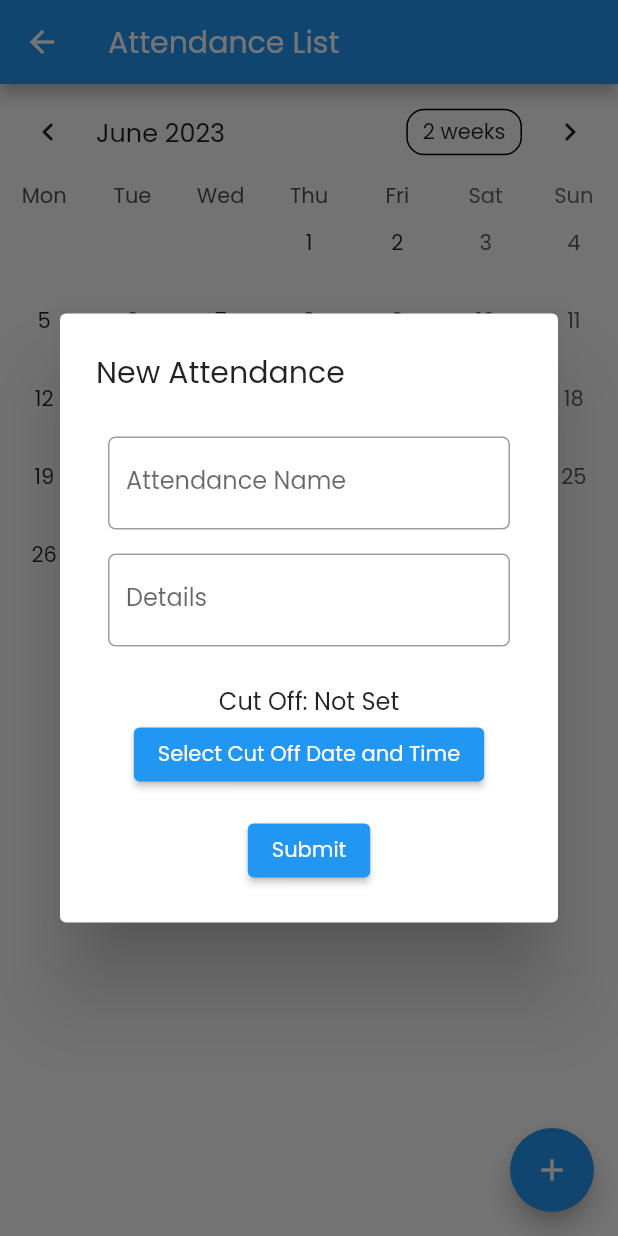
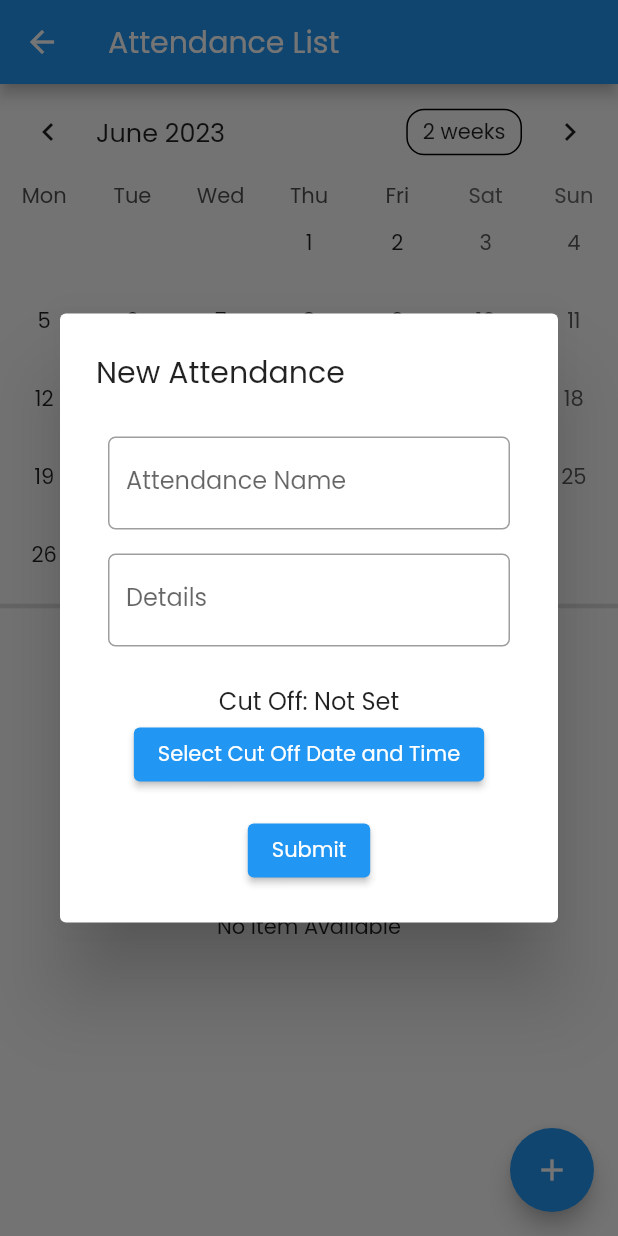
Before and after one commit to nicoitorma/qr_attendance_flut, a Flutter app: the AttendanceList screen opened directly, after a tap on the "add" icon, on a phone screen of 412 x 824 dp. Run offline on Flutter 3.47's test engine with Material 2 defaults, Android fonts, the phone set to English and light mode, and no system bars; drawn by our look-alikes of table_calendar; our stand-ins replace firebase_core, page_transition, qr_flutter, sqflite; missing offline and left inert: firebase_ui_auth, qr_code_scanner; accounts and stored records are empty.

Commit message:
v1.0.0+7

```diff
--- a/lib/Controller/atdnc_list_provider.dart
+++ b/lib/Controller/atdnc_list_provider.dart
@@ -1,23 +1,24 @@
 import 'package:flutter/material.dart';
+import 'package:qr_attendance_flut/Repository/attendance_content_repo.dart';
 import 'package:qr_attendance_flut/Repository/attendance_list_repo.dart';
 
 import '../Models/attendance.dart';
 
 class AttendanceListProvider extends ChangeNotifier {
   List attendanceList = [];
+  Future<int>? count;
   List<AttendanceModel> clickedAttendance = [];
   DateTime? _day;
 
-  getAttendanceOnSelectedDate(day) {
-    print('EVENTLOAD: ${attendanceList.length}');
-    return attendanceList;
+  getAttendanceLength(int attendanceId) async {
+    count = await getAllAttendanceContent(attendanceId);
+    notifyListeners();
   }
 
   getAttendanceListForDay(DateTime day) async {
     _day = day;
     attendanceList = await getAllAttendance(day);
     notifyListeners();
-    print('GET ATTLIST: ${attendanceList.length}');
   }
 
   insertNewAttendance(AttendanceModel attendanceModel) async {
@@ -45,7 +46,7 @@ class AttendanceListProvider extends ChangeNotifier {
       await deleteAttendance(item.id!);
     }
     clickedAttendance.clear();
-    // await getAttendanceListForDay();
+    await getAttendanceListForDay(_day!);
     notifyListeners();
   }
 
--- a/lib/Models/attendance.dart
+++ b/lib/Models/attendance.dart
@@ -7,15 +7,16 @@ class AttendanceModel {
   String? details;
   DateTime? date;
   DateTime? time;
-  String? cutoff;
+  String? cutoffTimeAndDate;
 
-  AttendanceModel(
-      {this.id,
-      this.attendanceName,
-      this.details,
-      this.date,
-      this.time,
-      this.cutoff});
+  AttendanceModel({
+    this.id,
+    this.attendanceName,
+    this.details,
+    this.date,
+    this.time,
+    this.cutoffTimeAndDate,
+  });
 
   AttendanceModel.fromJson(Map<String, dynamic> item)
       : id = item['id'],
@@ -23,7 +24,7 @@ class AttendanceModel {
         details = item['details'] ?? '',
         date = DateFormat(labelDateFormat).parse(item['date']),
         time = DateFormat(labelTimeFormat).parse(item['time']),
-        cutoff = item['cutoff'];
+        cutoffTimeAndDate = item['cutoffTimeAndDate'] ?? '';
 
   Map<String, Object> toMap() {
     return {
@@ -31,7 +32,7 @@ class AttendanceModel {
       'details': details ?? '',
       'date': DateFormat(labelDateFormat).format(DateTime.now()),
       'time': DateFormat(labelTimeFormat).format(DateTime.now()),
-      'cutoff': cutoff ?? ''
+      'cutoffTimeAndDate': cutoffTimeAndDate ?? '',
     };
   }
 }
--- a/lib/Models/student_in_attendance.dart
+++ b/lib/Models/student_in_attendance.dart
@@ -3,7 +3,7 @@ class StudentInAttendance {
   String? idNum;
   String? fullname;
   String? dept;
-  int? parentId;
+  int? attendanceId;
   String? timeAndDate;
   String? isLate;
 
@@ -11,7 +11,7 @@ class StudentInAttendance {
       {this.idNum,
       this.fullname,
       this.dept,
-      this.parentId,
+      this.attendanceId,
       this.timeAndDate,
       this.isLate});
 
@@ -20,7 +20,7 @@ class StudentInAttendance {
         idNum = item['idNum'] ?? '',
         fullname = item['fullname'] ?? '',
         dept = item['dept'] ?? '',
-        parentId = item['parentId'] ?? '',
+        attendanceId = item['attendanceId'] ?? '',
         timeAndDate = item['timeAndDate'] ?? '',
         isLate = item['isLate'];
 
@@ -29,7 +29,7 @@ class StudentInAttendance {
       'idNum': idNum ?? '',
       'fullname': fullname ?? '',
       'dept': dept ?? '',
-      'parentId': parentId ?? '',
+      'attendanceId': attendanceId ?? '',
       'timeAndDate': timeAndDate ?? '',
       'isLate': isLate!
     };
--- a/lib/Repository/attendance_list_repo.dart
+++ b/lib/Repository/attendance_list_repo.dart
@@ -9,7 +9,6 @@ getAllAttendance(DateTime day) async {
   // final List<Map<String, Object?>> queryResult =
   //     await db.query('attendance_table', orderBy: 'timeAndDate ASC');
   final formattedDate = DateFormat(labelDateFormat).format(day);
-  print('DB DATE: $formattedDate');
   final List<Map<String, dynamic>> queryResult = await db.rawQuery(
     'SELECT * FROM attendance_table WHERE date = ?',
     [formattedDate],
--- a/lib/Views/attendance_list.dart
+++ b/lib/Views/attendance_list/attendance_list.dart
@@ -1,16 +1,15 @@
 import 'package:flutter/material.dart';
-import 'package:intl/intl.dart';
 import 'package:page_transition/page_transition.dart';
 import 'package:provider/provider.dart';
 import 'package:qr_attendance_flut/Controller/atdnc_content_provider.dart';
 import 'package:qr_attendance_flut/Controller/atdnc_list_provider.dart';
+import 'package:qr_attendance_flut/Views/attendance_list/widgets.dart';
 import 'package:qr_attendance_flut/values/const.dart';
 import 'package:qr_attendance_flut/values/strings.dart';
 import 'package:table_calendar/table_calendar.dart';
 
-import '../Models/attendance.dart';
-import 'attendance_contents.dart';
-import 'instantiable_widget.dart';
+import '../attendance_contents.dart';
+import '../instantiable_widget.dart';
 
 class AttendanceList extends StatefulWidget {
   const AttendanceList({super.key});
@@ -26,7 +25,7 @@ class _AttendanceListState extends State<AttendanceList> {
   DateTime? selectedCutoffDateTime;
   bool isLongPress = false;
 
-  final CalendarFormat _calendarFormat = CalendarFormat.month;
+  CalendarFormat _calendarFormat = CalendarFormat.month;
   DateTime _focusedDay = DateTime.now();
   DateTime? _selectedDay;
 
@@ -119,9 +118,6 @@ class _AttendanceListState extends State<AttendanceList> {
                   selectedDayPredicate: (day) => isSameDay(_selectedDay, day),
                   calendarFormat: _calendarFormat,
                   startingDayOfWeek: StartingDayOfWeek.monday,
-                  eventLoader: (day) {
-                    return attendanceProv.getAttendanceOnSelectedDate(day);
-                  },
                   calendarStyle: const CalendarStyle(
                     outsideDaysVisible: false,
                   ),
@@ -130,6 +126,14 @@ class _AttendanceListState extends State<AttendanceList> {
                       setState(() {
                         _selectedDay = selectedDay;
                         _focusedDay = focusedDay;
+                        attendanceProv.getAttendanceListForDay(selectedDay);
+                      });
+                    }
+                  },
+                  onFormatChanged: (format) {
+                    if (_calendarFormat != format) {
+                      setState(() {
+                        _calendarFormat = format;
                       });
                     }
                   },
@@ -137,8 +141,13 @@ class _AttendanceListState extends State<AttendanceList> {
                     _focusedDay = focusedDay;
                   },
                 ),
+                const Divider(thickness: 3),
                 Expanded(
-                  child: ListView.builder(
+                  child: (attendanceProv.attendanceList.isEmpty)
+                      ? Center(
+                          child: Text(labelNoItem),
+                        )
+                      : ListView.builder(
                           itemCount: attendanceProv.attendanceList.length,
                           itemBuilder: ((context, index) {
                             List clickedAttendance =
@@ -151,7 +160,6 @@ class _AttendanceListState extends State<AttendanceList> {
                                     ? Colors.red
                                     : Colors.transparent,
                                 data: attendanceProv.attendanceList[index],
-                            count: contentProv.content.length,
                                 onTap: () {
                                   if (isLongPress) {
                                     if (clickedAttendance.contains(
@@ -168,10 +176,11 @@ class _AttendanceListState extends State<AttendanceList> {
                                     return;
                                   }
                                   Navigator.of(context).push(PageTransition(
-                                  type: PageTransitionType.rightToLeftJoined,
+                                      type:
+                                          PageTransitionType.rightToLeftJoined,
                                       child: AttendanceContents(
-                                      data:
-                                          attendanceProv.attendanceList[index]),
+                                          data: attendanceProv
+                                              .attendanceList[index]),
                                       duration: transitionDuration,
                                       reverseDuration: transitionDuration,
                                       childCurrent: widget));
@@ -189,28 +198,6 @@ class _AttendanceListState extends State<AttendanceList> {
             ));
   }
 
-  void _submitForm(var provider) {
-    if (formKey.currentState!.validate()) {
-      // Form is valid, process the data
-      String name = nameController.text;
-      String? details = detailsController.text;
-
-      // Perform actions with the form data
-      provider.insertNewAttendance(AttendanceModel(
-          attendanceName: name,
-          details: details,
-          cutoff: selectedCutoffDateTime.toString()));
-
-      // Clear the form fields
-      nameController.clear();
-      detailsController.clear();
-      setState(() {
-        selectedCutoffDateTime = null;
-      });
-      Navigator.of(context).pop();
-    }
-  }
-
   showPopup(var provider) {
     return showDialog(
         context: context,
@@ -219,70 +206,7 @@ class _AttendanceListState extends State<AttendanceList> {
             title: Text(labelNewAttendance),
             content: SizedBox(
                 width: double.maxFinite,
-              child: SingleChildScrollView(
-                child: Form(
-                  key: formKey,
-                  child: Column(
-                    children: [
-                      inputField(
-                          controller: nameController,
-                          label: labelAttendanceName,
-                          validator: (value) {
-                            if (value!.isEmpty) {
-                              return labelAttendanceName + labelEmptyFieldError;
-                            }
-                            return null;
-                          }),
-                      inputField(
-                          controller: detailsController, label: labelDetails),
-                      const SizedBox(height: 16.0),
-                      Text(
-                        labelCutoffDT +
-                            (selectedCutoffDateTime == null
-                                ? labelNotSet
-                                : DateFormat(labelDateFormat)
-                                    .format(selectedCutoffDateTime!)),
-                      ),
-                      ElevatedButton(
-                        onPressed: () {
-                          showDatePicker(
-                            context: context,
-                            initialDate: DateTime.now(),
-                            firstDate: DateTime.now(),
-                            lastDate: DateTime(2100),
-                          ).then((selectedDate) {
-                            if (selectedDate != null) {
-                              showTimePicker(
-                                context: context,
-                                initialTime: TimeOfDay.now(),
-                              ).then((selectedTime) {
-                                if (selectedTime != null) {
-                                  setState(() {
-                                    selectedCutoffDateTime = DateTime(
-                                      selectedDate.year,
-                                      selectedDate.month,
-                                      selectedDate.day,
-                                      selectedTime.hour,
-                                      selectedTime.minute,
-                                    );
-                                  });
-                                }
-                              });
-                            }
-                          });
-                        },
-                        child: const Text('Select Cut Off Date and Time'),
-                      ),
-                      const SizedBox(height: 16.0),
-                      ElevatedButton(
-                        onPressed: () => _submitForm(provider),
-                        child: const Text('Submit'),
-                      ),
-                    ],
-                  ),
-                ),
-              ),
-            ),
+                child: AttendancePopup(provider: provider)),
           );
         });
   }
--- /dev/null
+++ b/lib/Views/attendance_list/widgets.dart
@@ -0,0 +1,118 @@
+import 'package:flutter/material.dart';
+import 'package:intl/intl.dart';
+import 'package:qr_attendance_flut/Controller/atdnc_list_provider.dart';
+
+import '../../Models/attendance.dart';
+import '../../values/const.dart';
+import '../../values/strings.dart';
+
+class AttendancePopup extends StatefulWidget {
+  final AttendanceListProvider provider;
+
+  const AttendancePopup({Key? key, required this.provider}) : super(key: key);
+
+  @override
+  State<AttendancePopup> createState() => _AttendancePopupState();
+}
+
+class _AttendancePopupState extends State<AttendancePopup> {
+  final formKey = GlobalKey<FormState>();
+  final TextEditingController nameController = TextEditingController();
+  final TextEditingController detailsController = TextEditingController();
+  DateTime? cutoffTimeAndDate;
+
+  @override
+  Widget build(BuildContext context) {
+    return SingleChildScrollView(
+      child: Form(
+        key: formKey,
+        child: Column(
+          children: [
+            inputField(
+                controller: nameController,
+                label: labelAttendanceName,
+                validator: (value) {
+                  if (value!.isEmpty) {
+                    return labelAttendanceName + labelEmptyFieldError;
+                  }
+                  return null;
+                }),
+            inputField(controller: detailsController, label: labelDetails),
+            const SizedBox(height: 16.0),
+            Row(mainAxisAlignment: MainAxisAlignment.center, children: [
+              Text(labelCutoff),
+              cutoffTimeAndDate == null
+                  ? Text(labelNotSet)
+                  : Text(
+                      DateFormat(labelFullDtFormat).format(cutoffTimeAndDate!)),
+            ]),
+            ElevatedButton(
+              onPressed: () {
+                showDatePicker(
+                  context: context,
+                  initialDate: DateTime.now(),
+                  firstDate: DateTime.now(),
+                  lastDate: DateTime(2100),
+                ).then((selectedDate) {
+                  if (selectedDate != null) {
+                    showTimePicker(
+                      context: context,
+                      initialTime: TimeOfDay.now(),
+                    ).then((selectedTime) {
+                      if (selectedTime != null) {
+                        setState(() {
+                          cutoffTimeAndDate = DateTime(
+                            selectedDate.year,
+                            selectedDate.month,
+                            selectedDate.day,
+                            selectedTime.hour,
+                            selectedTime.minute,
+                          );
+                        });
+                      }
+                    });
+                  }
+                });
+              },
+              child: Text(labelSelectCutoffDt),
+            ),
+            const SizedBox(height: 16.0),
+            ElevatedButton(
+              onPressed: () {
+                _submitForm();
+              },
+              // => _submitForm(),
+              child: Text(labelSubmit),
+            ),
+          ],
+        ),
+      ),
+    );
+  }
+
+  /// This function processes and inserts new attendance data into a provider, clears form fields, and
+  /// closes the form.
+  void _submitForm() {
+    if (formKey.currentState!.validate()) {
+      // Form is valid, process the data
+      String name = nameController.text;
+      String? details = detailsController.text;
+
+      // Perform actions with the form data
+      widget.provider.insertNewAttendance(AttendanceModel(
+          attendanceName: name,
+          details: details,
+          cutoffTimeAndDate: (cutoffTimeAndDate == null)
+              ? 'null'
+              : DateFormat(labelFullDtFormat).format(cutoffTimeAndDate!)));
+
+      // Clear the form fields
+      nameController.clear();
+      detailsController.clear();
+      setState(() {
+        cutoffTimeAndDate = null;
+      });
+      Navigator.of(context).pop();
+    }
+  }
+}
--- a/lib/Views/homepage.dart
+++ b/lib/Views/homepage.dart
@@ -5,7 +5,7 @@ import 'package:qr_attendance_flut/Views/instantiable_widget.dart';
 import 'package:qr_attendance_flut/values/strings.dart';
 
 import '../values/const.dart';
-import 'attendance_list.dart';
+import 'attendance_list/attendance_list.dart';
 import 'drawer.dart';
 
 class HomePage extends StatefulWidget {
--- a/lib/database/database.dart
+++ b/lib/database/database.dart
@@ -9,13 +9,14 @@ class AppDatabase {
       join(path, 'database.db'),
       onCreate: (database, version) async {
         await database.execute(
-          "CREATE TABLE IF NOT EXISTS attendance_table(id INTEGER PRIMARY KEY AUTOINCREMENT, attendanceName TEXT NOT NULL, details TEXT, date DATETIME, time DATETIME, cutoff DATETIME)",
+          "CREATE TABLE IF NOT EXISTS attendance_table(id INTEGER PRIMARY KEY AUTOINCREMENT, attendanceName TEXT NOT NULL, details TEXT, date DATETIME, time DATETIME, cutoffTimeAndDate DATETIME)",
         );
         await database.execute(
           "CREATE TABLE IF NOT EXISTS qr_table(id INTEGER PRIMARY KEY AUTOINCREMENT, fullname TEXT NOT NULL, idNum TEXT, dept TEXT)",
         );
         await database.execute(
-            "CREATE TABLE IF NOT EXISTS studentAdded_table(id INTEGER PRIMARY KEY AUTOINCREMENT, idNum TEXT, fullname TEXT NOT NULL, dept TEXT, timeAndDate TEXT, parentId INTEGER, isLate TEXT)");
+          "CREATE TABLE IF NOT EXISTS studentAdded_table(id INTEGER PRIMARY KEY AUTOINCREMENT, idNum TEXT, fullname TEXT NOT NULL, dept TEXT, timeAndDate TEXT, isLate TEXT, attendanceId INTEGER, FOREIGN KEY (attendanceId) REFERENCES attendance_table(id))",
+        );
       },
       version: 1,
     );
--- a/lib/utils/qr_scanner.dart
+++ b/lib/utils/qr_scanner.dart
@@ -83,7 +83,7 @@ class _QrScannerState extends State<QrScanner> {
       if (scanData.code != null) {
         this.controller!.pauseCamera();
         String timeAndDate =
-            DateFormat(labelDateFormat).format(DateTime.now()).toString();
+            DateFormat(labelFullDtFormat).format(DateTime.now()).toString();
 
         setState(() {
           List words = scanData.code!.split('&');
@@ -92,7 +92,7 @@ class _QrScannerState extends State<QrScanner> {
               fullname: words[1],
               dept: words[2],
               timeAndDate: timeAndDate,
-              parentId: widget.data.id,
+              attendanceId: widget.data.id,
               isLate: 'false'));
           ScaffoldMessenger.of(context).showSnackBar(SnackBar(
             content: Text('${words[1]} is added'),
--- a/lib/values/strings.dart
+++ b/lib/values/strings.dart
@@ -11,7 +11,11 @@ String labelQrContents = 'Scanned QR: ';
 String labelAttendanceName = 'Attendance Name';
 String labelDetails = 'Details';
 String labelCreated = 'Created: ';
-String labelCutoffDT = 'Cut Off: ';
+String labelCutoff = 'Cut Off: ';
+
+String labelFullDtFormat = 'MM/dd/yyy hh:mm a';
+String labelSubmit = 'Submit';
+String labelSelectCutoffDt = 'Select Cut Off Date and Time';
 
 /// New QR Code
 String labelNewQr = 'New QR Code';
```
Also changed, not shown: lib/Controller/atdnc_content_provider.dart (+6 -4 lines), lib/Repository/attendance_content_repo.dart (+6 -3 lines), lib/Views/attendance_contents.dart (+16 -3 lines), lib/Views/instantiable_widget.dart (+22 -30 lines). Lines whose indentation alone changed are shown as unchanged.
